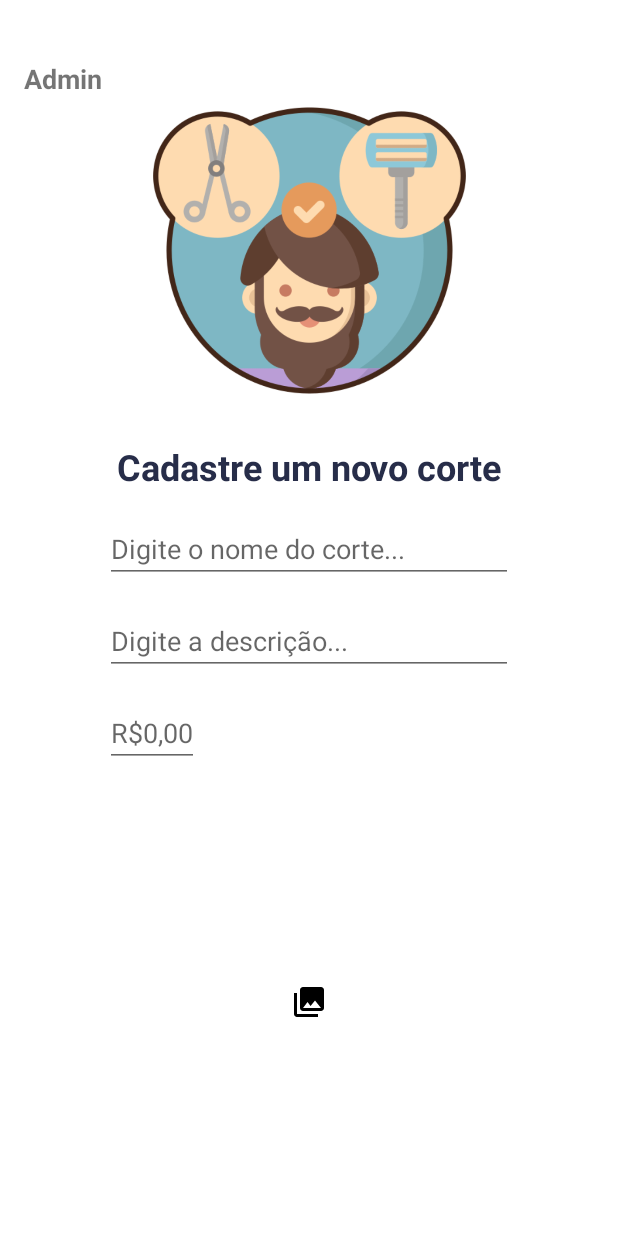
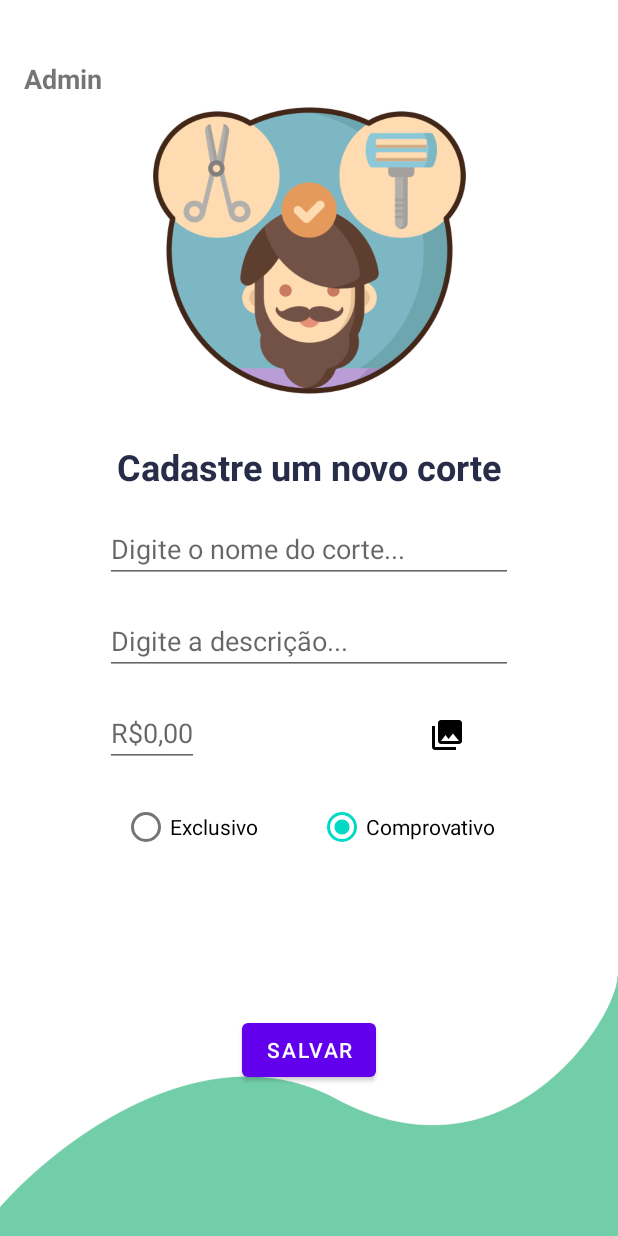
Before and after one commit to geraldoneto771/Aplicativo-Barbearia-Kotlin, an Android app: the CadastroCorteFragment screen opened through its navigation route, after a tap on an icon or button, on a phone screen of 412 x 824 dp. Run offline under Robolectric (Android 15) with nearby library versions, the phone set to English and light mode, and no system bars; our stand-ins replace navigation-ui; 2 other taps on this screen came first.

Commit message:
"Registro de corte com inserção de imagens e validação com radioGroup"

```diff
--- a/app/src/main/java/com/example/barbeariakotlin/ui/registre/CadastroCorteFragment.kt
+++ b/app/src/main/java/com/example/barbeariakotlin/ui/registre/CadastroCorteFragment.kt
@@ -1,7 +1,10 @@
 package com.example.barbeariakotlin.ui.registre
 
 import android.Manifest
+import android.app.Activity
+import android.content.Intent
 import android.content.pm.PackageManager
+import android.graphics.drawable.BitmapDrawable
 import android.net.Uri
 import android.os.Bundle
 import androidx.fragment.app.Fragment
@@ -16,6 +19,7 @@ import androidx.core.content.FileProvider
 import androidx.navigation.fragment.findNavController
 import com.example.barbeariakotlin.databinding.FragmentCadastroCorteBinding
 import com.google.android.material.snackbar.Snackbar
+import kotlinx.android.synthetic.main.nav_header_main.*
 import java.io.File
 import java.io.IOException
 import kotlin.jvm.Throws
@@ -34,104 +38,45 @@ class CadastroCorteFragment : Fragment() {
 
         mBinding = FragmentCadastroCorteBinding.inflate(inflater)
 
+        mBinding.comprovativo.setOnClickListener{
+
+            mBinding.addImageCorte.visibility = View.VISIBLE
+        }
+
+        mBinding.exclusivo.setOnClickListener{
+
+            mBinding.addImageCorte.visibility = View.GONE
+        }
+
         mBinding.addImageCorte.setOnClickListener {
-            if (allPermissionsGranted()) {
-                dispatchTakePictureIntent()
-            } else {
-                ActivityCompat.requestPermissions(
-                    requireActivity(), REQUIRED_PERMISSIONS, REQUEST_CODE_PERMISSIONS
-                )
-            }
+            openGalleryForImage()
+        }
+
+        mBinding.buttonSaveCorte.setOnClickListener {
+                if (mBinding.exclusivo.isChecked)
+                Snackbar.make(mBinding.root,"Salvo com sucesso", Snackbar.LENGTH_LONG).show()
+                else
+                Snackbar.make(mBinding.root,"É obrigatório anexar uma foto", Snackbar.LENGTH_LONG).show()
+
         }
 
         return mBinding.root
 
     }
 
-    val takePicture =
-        registerForActivityResult(ActivityResultContracts.TakePicture()) {
+    private fun openGalleryForImage() {
+        val intent = Intent(Intent.ACTION_PICK)
+        intent.type = "image/*"
+        startActivityForResult(intent, REQUEST_CODE)
 
-            if (it) {
-                Snackbar.make(mBinding.root, "Anexado com sucesso", Snackbar.LENGTH_LONG).show()
+    }
 
-                findNavController().navigateUp()
-            } else {
-                Snackbar.make(mBinding.root, "É obrigatório anexar uma foto", Snackbar.LENGTH_LONG)
-                    .show()
-            }
-        }
-
-    var photoFile: File? = null
-    lateinit var photoURI: Uri
-
-    private fun dispatchTakePictureIntent() {
-        photoFile = try {
-            createImageFile()
-        } catch (ex: IOException) {
-            null
-        }
-        photoFile?.also {
-            photoURI = FileProvider.getUriForFile(
-                requireContext(), "", it
-            )
-            takePicture.launch(photoURI)
+    override fun onActivityResult(requestCode: Int, resultCode: Int, data: Intent?) {
+        super.onActivityResult(requestCode, resultCode, data)
+        if (resultCode == Activity.RESULT_OK && requestCode == REQUEST_CODE){
+            imageView.setImageURI(data?.data) // handle chosen image
         }
     }
 
-    lateinit var currentPhotoPath: String
-
-    @Throws(IOException::class)
-    private fun createImageFile(): File {
-        // Create an image file name
-        val name: String = "photo"
-        val storageDir: File? = getOutputDirectory()
-        return File.createTempFile(
-            name, /* prefix */
-            ".jpg", /* suffix */
-            storageDir /* directory */
-        ).apply {
-            // Save a file: path for use with ACTION_VIEW intents
-            currentPhotoPath = absolutePath
-        }
-    }
-
-    private val REQUIRED_PERMISSIONS = arrayOf(Manifest.permission.CAMERA)
-    private val REQUEST_CODE_PERMISSIONS = 10
-    private fun allPermissionsGranted() = REQUIRED_PERMISSIONS.all {
-        ContextCompat.checkSelfPermission(
-            requireContext(), it
-        ) == PackageManager.PERMISSION_GRANTED
-    }
-
-    override fun onRequestPermissionsResult(
-        requestCode: Int,
-        permissions: Array<out String>,
-        grantResults: IntArray
-    ) {
-        super.onRequestPermissionsResult(requestCode, permissions, grantResults)
-
-        if (requestCode == REQUEST_CODE_PERMISSIONS) {
-            if (allPermissionsGranted()) {
-                dispatchTakePictureIntent()
-            } else {
-                Toast.makeText(
-                    requireContext(),
-                    "Permissions not granted by the user.",
-                    Toast.LENGTH_SHORT
-                ).show()
-
-            }
-        }
-    }
-
-    fun getOutputDirectory(): File {
-        val mediaDir = requireActivity().externalMediaDirs.firstOrNull()?.let {
-            File(it, "project").apply { mkdirs() }
-        }
-        return if (mediaDir != null && mediaDir.exists())
-            mediaDir else requireActivity().filesDir
-
-
-    }
-
+    val REQUEST_CODE = 100
 }
--- a/app/src/main/res/layout/fragment_cadastro_corte.xml
+++ b/app/src/main/res/layout/fragment_cadastro_corte.xml
@@ -4,6 +4,7 @@
     android:layout_width="match_parent"
     android:layout_height="match_parent"
     xmlns:app="http://schemas.android.com/apk/res-auto"
+    android:background="@drawable/brackground_01"
     tools:context=".ui.registre.CadastroCorteFragment">
 
     <!-- TODO: Update blank fragment layout -->
@@ -71,16 +72,55 @@
         app:layout_constraintStart_toStartOf="parent"
         app:layout_constraintTop_toBottomOf="@+id/edit_description_corte"/>
 
+    <RadioGroup
+        android:id="@+id/photoSide"
+        android:layout_width="match_parent"
+        android:layout_height="wrap_content"
+        android:gravity="center"
+        android:orientation="horizontal"
+        android:layout_marginTop="16dp"
+        app:layout_constraintEnd_toEndOf="@+id/edit_description_corte"
+        app:layout_constraintStart_toStartOf="@+id/edit_description_corte"
+        app:layout_constraintTop_toBottomOf="@+id/edit_price_corte">
+
+
+        <RadioButton
+            android:id="@+id/exclusivo"
+            android:layout_width="wrap_content"
+            android:layout_height="wrap_content"
+            android:layout_marginHorizontal="20dp"
+            android:checked="true"
+            android:text="Exclusivo" />
+
+        <RadioButton
+            android:id="@+id/comprovativo"
+            android:layout_width="wrap_content"
+            android:layout_height="wrap_content"
+            android:layout_marginHorizontal="20dp"
+            android:text="Comprovativo" />
+
+    </RadioGroup>
+
     <ImageButton
         android:id="@+id/add_image_corte"
         style="@style/Widget.AppCompat.Button.Borderless"
         android:layout_width="0dp"
         android:layout_height="wrap_content"
         android:src="@drawable/ic_menu_gallery"
+        android:visibility="gone"
+        android:layout_marginTop="16dp"
+        app:layout_constraintEnd_toEndOf="@id/edit_description_corte"
+        app:layout_constraintTop_toBottomOf="@+id/edit_description_corte" />
+
+    <Button
+        android:id="@+id/button_save_corte"
+        android:layout_width="wrap_content"
+        android:layout_height="wrap_content"
+        android:text="salvar"
+        app:layout_constraintEnd_toEndOf="@+id/edit_description_corte"
+        app:layout_constraintStart_toStartOf="@+id/edit_description_corte"
+        app:layout_constraintTop_toBottomOf="@+id/photoSide"
         app:layout_constraintBottom_toBottomOf="parent"
-        app:layout_constraintEnd_toEndOf="parent"
-        app:layout_constraintStart_toStartOf="parent"
-        app:layout_constraintTop_toBottomOf="@+id/edit_price_corte" />
-
+        />
 
 </androidx.constraintlayout.widget.ConstraintLayout>
```
Also changed, not shown: app/src/main/res/drawable-v24/brackground_01.png (added).
